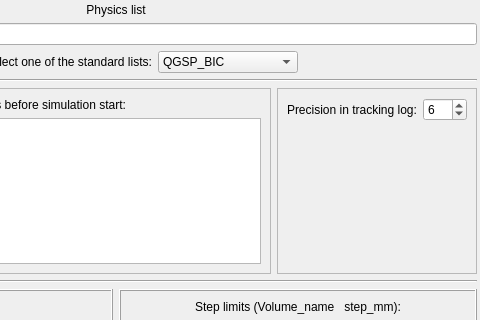
The window that src/gui/ageant4configdialog.ui (andrmor/ANTS2) describes before a commit, drawn with Qt 5; both pictures show x 248 to 728 and y 0 to 320 of the 728 by 554 pixel window.
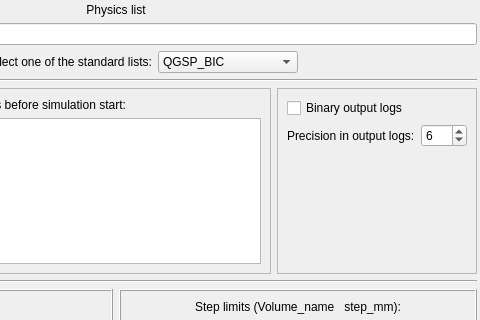
The same window after the commit.

Commit message: add binary input for G4 depo

```diff
--- a/src/gui/ageant4configdialog.ui
+++ b/src/gui/ageant4configdialog.ui
@@ -238,6 +238,13 @@
         <enum>QFrame::Raised</enum>
        </property>
        <layout class="QVBoxLayout" name="verticalLayout_6">
+        <item>
+         <widget class="QCheckBox" name="cbBinaryOutput">
+          <property name="text">
+           <string>Binary output logs</string>
+          </property>
+         </widget>
+        </item>
         <item>
          <layout class="QHBoxLayout" name="horizontalLayout_6">
           <item>
@@ -248,7 +255,7 @@
             <item>
              <widget class="QLabel" name="label_7">
               <property name="text">
-               <string>Precision in tracking log:</string>
+               <string>Precision in output logs:</string>
               </property>
              </widget>
             </item>
```
The commit also changes 7 other files.
